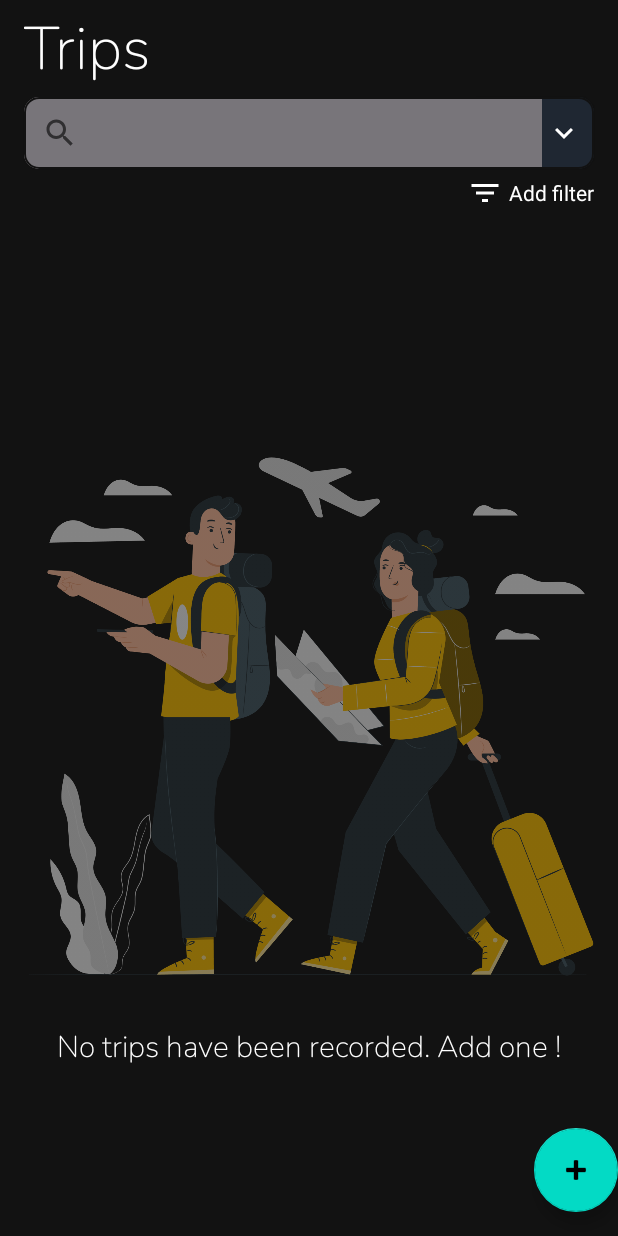
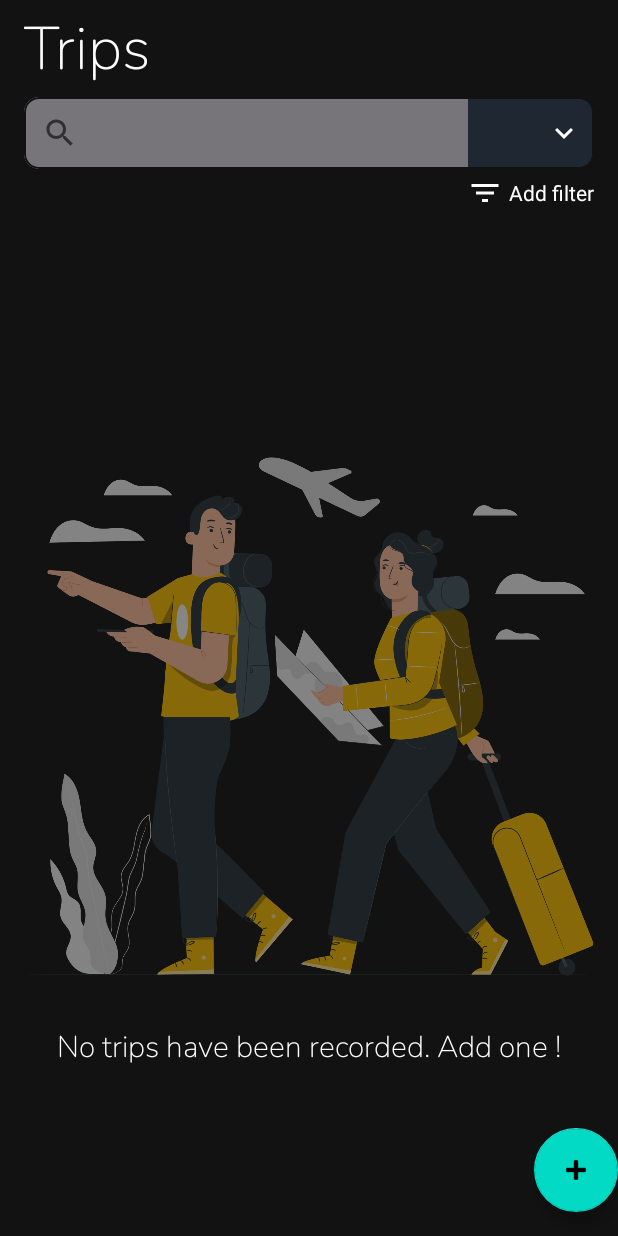
Before and after one commit to trungkien2509/trip-management, an Android app: the screen it shows after launch (MainActivity), on a phone screen of 412 x 824 dp. Run offline under Robolectric (Android 15) with nearby library versions, the phone set to English and light mode, and no system bars.

Commit message:
Done-fix search bar

```diff
--- a/app/src/main/res/layout/activity_main.xml
+++ b/app/src/main/res/layout/activity_main.xml
@@ -50,12 +50,13 @@
 
         <androidx.appcompat.widget.SearchView
             android:id="@+id/sv_search"
-            android:layout_width="345dp"
+            android:layout_width="296dp"
             android:layout_height="wrap_content"
             android:layout_marginEnd="24dp"
             android:background="#79DCCACA"
             android:inputType="text"
-
+            app:layout_constraintEnd_toEndOf="parent"
+            app:layout_constraintStart_toStartOf="parent"
             app:queryHint="@string/search_by_trip_name" />
 
         <ImageView
```
